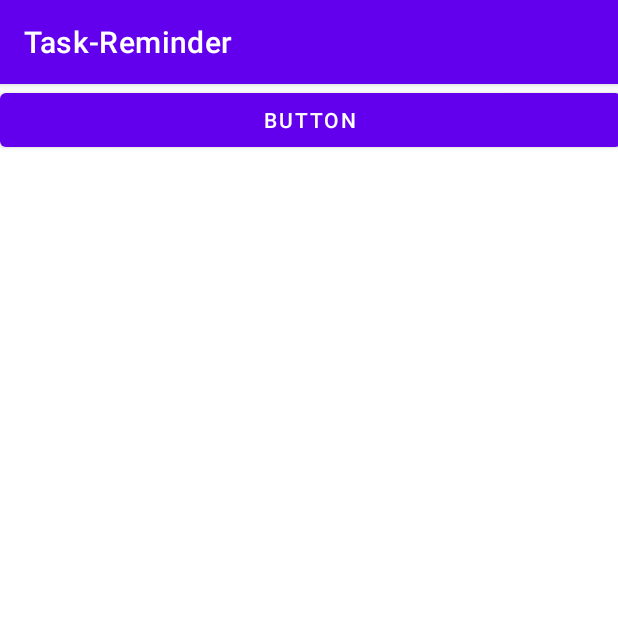
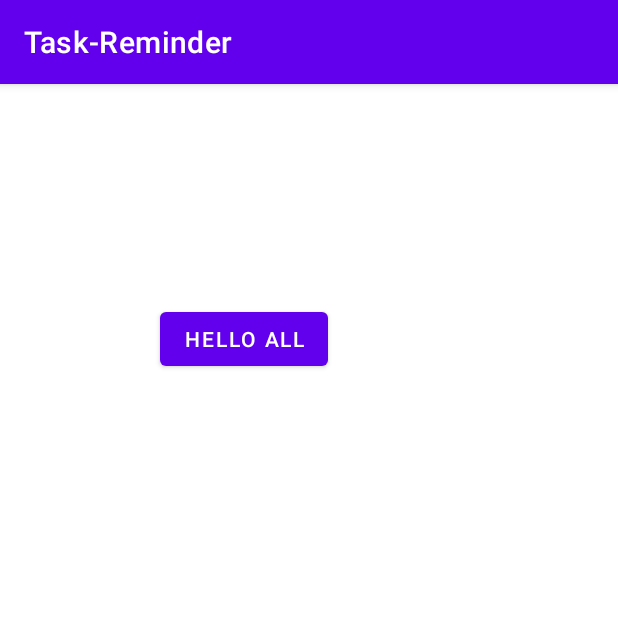
Before and after one commit to amulyareddybaddam/TASK-Reminder, an Android app: the screen it shows after launch (MainActivity), on a phone screen of 412 x 824 dp, the top half of it. Run offline under Robolectric (Android 15) with nearby library versions, the phone set to English and light mode, and no system bars.

Commit message:
created button. Changed from linear to constraint

```diff
--- a/app/src/main/res/layout/activity_main.xml
+++ b/app/src/main/res/layout/activity_main.xml
@@ -6,18 +6,15 @@
     android:layout_height="match_parent"
     tools:context=".MainActivity">
 
-    <LinearLayout
-        android:layout_width="414dp"
-        android:layout_height="724dp"
-        android:orientation="vertical"
-        tools:layout_editor_absoluteX="-4dp"
-        tools:layout_editor_absoluteY="1dp"
-        tools:ignore="MissingConstraints">
-
-        <Button
-            android:id="@+id/btn"
-            android:layout_width="match_parent"
-            android:layout_height="wrap_content"
-            android:text="Button" />
-    </LinearLayout>
+    <Button
+        android:id="@+id/BTN1"
+        android:layout_width="wrap_content"
+        android:layout_height="wrap_content"
+        android:text="Hello all"
+        app:layout_constraintBottom_toBottomOf="parent"
+        app:layout_constraintEnd_toEndOf="parent"
+        app:layout_constraintHorizontal_bias="0.356"
+        app:layout_constraintStart_toStartOf="parent"
+        app:layout_constraintTop_toTopOf="parent"
+        app:layout_constraintVertical_bias="0.203" />
 </androidx.constraintlayout.widget.ConstraintLayout>
```
